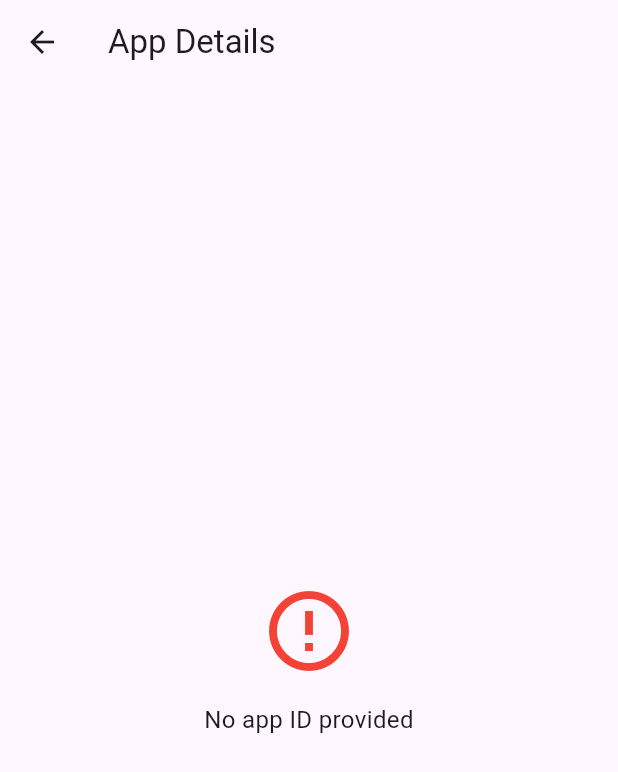
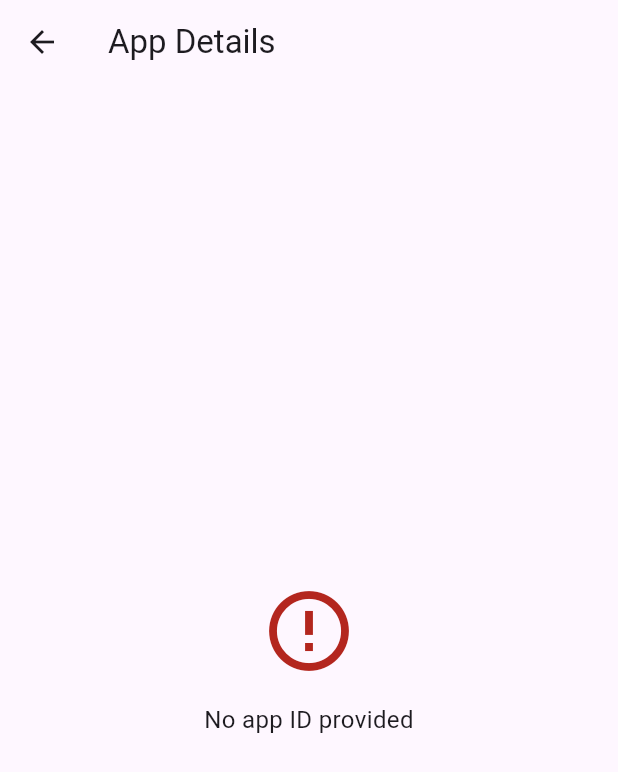
Before and after one commit to nogringo/nostr-app-finder, a Flutter app: the AppScreen screen opened directly, on a phone screen of 412 x 824 dp. Shown: the top 772 px of the screen. Run offline on Flutter 3.47's test engine with Material 3 defaults, Android fonts, the phone set to English and light mode, and no system bars; drawn by our look-alikes of toastification; our stand-ins replace get, hex, sembast, sembast_web; missing offline and left inert: bech32, ndk, nostr_app_finder_sdk, nostr_widgets, sembast_cache_manager; generated files the repository leaves out were written again; statements that could not run were skipped.

Commit message:
fix: replace hardcoded colors by the theme colors

```diff
--- a/lib/screens/app/app_screen.dart
+++ b/lib/screens/app/app_screen.dart
@@ -60,7 +60,11 @@ class AppScreen extends StatelessWidget {
             child: Column(
               mainAxisAlignment: MainAxisAlignment.center,
               children: [
-                Icon(Icons.error_outline, size: 64, color: Colors.red),
+                Icon(
+                  Icons.error_outline,
+                  size: 64,
+                  color: Theme.of(context).colorScheme.error,
+                ),
                 SizedBox(height: 16),
                 Text(
                   controller.errorMessage.value,
@@ -132,7 +136,7 @@ class AppScreen extends StatelessWidget {
       width: 32,
       height: 32,
       decoration: BoxDecoration(
-        color: Colors.blue.shade100,
+        color: Theme.of(context).colorScheme.primaryContainer,
         borderRadius: BorderRadius.circular(6),
       ),
       child: Center(
@@ -141,7 +145,7 @@ class AppScreen extends StatelessWidget {
           style: TextStyle(
             fontSize: 14,
             fontWeight: FontWeight.bold,
-            color: Colors.blue.shade900,
+            color: Theme.of(context).colorScheme.onPrimaryContainer,
           ),
         ),
       ),
--- a/lib/screens/app/widgets/app_header.dart
+++ b/lib/screens/app/widgets/app_header.dart
@@ -94,7 +94,7 @@ class AppHeader extends StatelessWidget {
       width: size,
       height: size,
       decoration: BoxDecoration(
-        color: Colors.blue.shade100,
+        color: Theme.of(context).colorScheme.primaryContainer,
         borderRadius: BorderRadius.circular(12),
       ),
       child: Center(
@@ -103,7 +103,7 @@ class AppHeader extends StatelessWidget {
           style: TextStyle(
             fontSize: size * 0.4,
             fontWeight: FontWeight.bold,
-            color: Colors.blue.shade900,
+            color: Theme.of(context).colorScheme.onPrimaryContainer,
           ),
         ),
       ),
```
